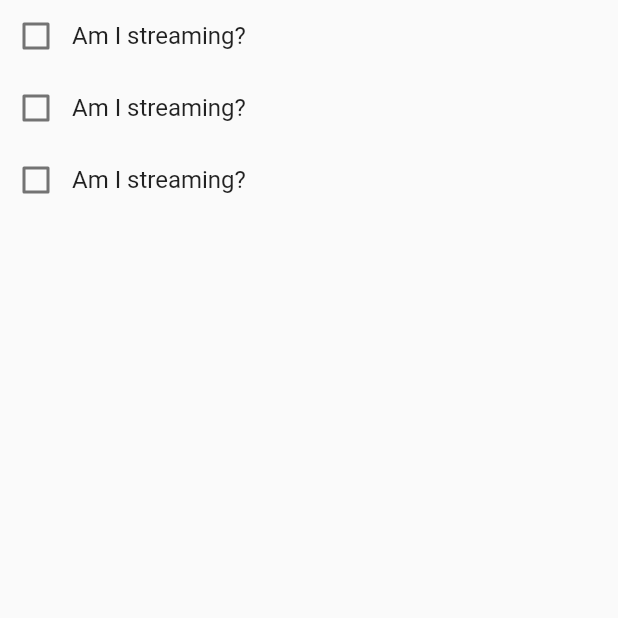
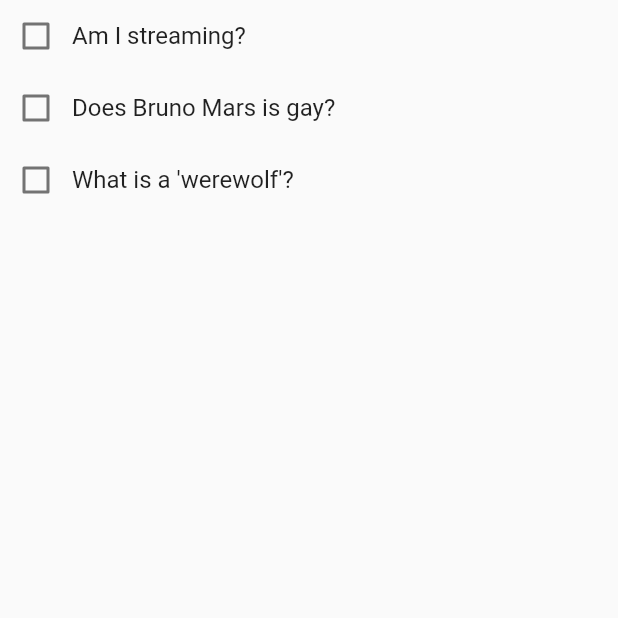
Before and after one commit to devwerewolf/monstr_app, a Flutter app: the SurvivalPage screen opened directly, on a phone screen of 412 x 824 dp, the top half of it. Run offline on Flutter 3.47's test engine with Material 2 defaults, Android fonts, the phone set to English and light mode, and no system bars.

```diff
--- a/lib/design/input_checkbox.dart
+++ b/lib/design/input_checkbox.dart
@@ -1,9 +1,9 @@
 import 'package:flutter/material.dart';
 
 class InputCheckbox extends StatefulWidget {
+  final String text;
+
   InputCheckbox({ Key key, @required this.text }) : super(key: key);
-
-  final String text;
 
   @override
   _InputCheckboxState createState() => _InputCheckboxState();
--- a/lib/pages/survival_page.dart
+++ b/lib/pages/survival_page.dart
@@ -16,10 +16,10 @@ class _SurvivalPageState extends State<SurvivalPage> {
             text: "Am I streaming?"
           ),
           InputCheckbox(
-            text: "Am I streaming?"
+            text: "Does Bruno Mars is gay?"
           ),
           InputCheckbox(
-            text: "Am I streaming?"
+            text: "What is a 'werewolf'?"
           ),
         ],
       ),
```
Also changed, not shown: lib/main.dart (+11 -3 lines), lib/pages/home_page.dart (+9 -0 lines), lib/pages/home_page/panel.dart (+14 -2 lines).
